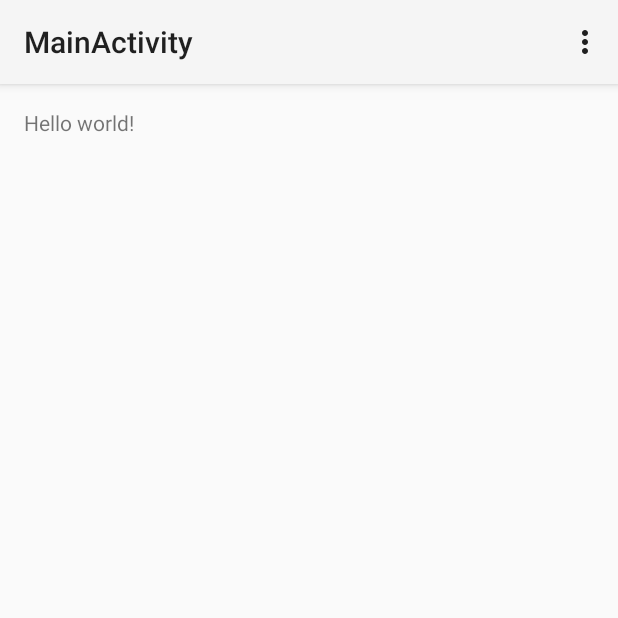
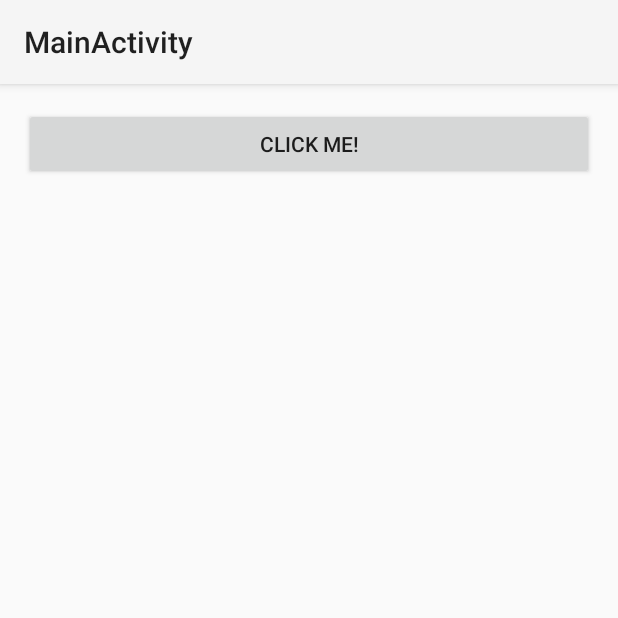
Before and after one commit to Alex-ua31/Home-Work-1, an Android app: the screen it shows after launch (MainActivity), on a phone screen of 412 x 824 dp, the top half of it. Run offline under Robolectric (Android 15) with nearby library versions, the phone set to English and light mode, and no system bars.

Commit message:
Add MainActivity

```diff
--- a/app/src/main/java/ua/ck/geekhub/oleksiilysenko/homework1lysenkoo/MainActivity.java
+++ b/app/src/main/java/ua/ck/geekhub/oleksiilysenko/homework1lysenkoo/MainActivity.java
@@ -10,7 +10,9 @@ import android.view.MenuItem;
 import android.view.View;
 import android.view.ViewGroup;
 import android.os.Build;
-
+import android.widget.Button;
+import android.widget.TextView;
+import android.widget.Toast;
 
 
 public class MainActivity extends Activity {
@@ -26,30 +28,12 @@ public class MainActivity extends Activity {
         }
     }
 
-
-    @Override
-    public boolean onCreateOptionsMenu(Menu menu) {
-        // Inflate the menu; this adds items to the action bar if it is present.
-        getMenuInflater().inflate(R.menu.main, menu);
-        return true;
-    }
-
-    @Override
-    public boolean onOptionsItemSelected(MenuItem item) {
-        // Handle action bar item clicks here. The action bar will
-        // automatically handle clicks on the Home/Up button, so long
-        // as you specify a parent activity in AndroidManifest.xml.
-        int id = item.getItemId();
-        if (id == R.id.action_settings) {
-            return true;
-        }
-        return super.onOptionsItemSelected(item);
-    }
-
     /**
      * A placeholder fragment containing a simple view.
      */
     public static class PlaceholderFragment extends Fragment {
+
+        Integer countClickButton;
 
         public PlaceholderFragment() {
         }
@@ -57,7 +41,14 @@ public class MainActivity extends Activity {
         @Override
         public View onCreateView(LayoutInflater inflater, ViewGroup container,
                 Bundle savedInstanceState) {
-            View rootView = inflater.inflate(R.layout.fragment_main, container, false);
+            final View rootView = inflater.inflate(R.layout.fragment_main, container, false);
+            final Button buttonClickMe = (Button) rootView.findViewById(R.id.button_click_me);
+
+            buttonClickMe.setOnClickListener(new View.OnClickListener() {
+                public void onClick(View v) {
+                    buttonClickMe.setEnabled(false);
+                }
+            });
             return rootView;
         }
     }
--- a/app/src/main/res/layout/fragment_main.xml
+++ b/app/src/main/res/layout/fragment_main.xml
@@ -8,9 +8,13 @@
     android:paddingBottom="@dimen/activity_vertical_margin"
     tools:context="ua.ck.geekhub.oleksiilysenko.homework1lysenkoo.MainActivity$PlaceholderFragment">
 
-    <TextView
-        android:text="@string/hello_world"
-        android:layout_width="wrap_content"
-        android:layout_height="wrap_content" />
+    <Button
+        android:layout_width="fill_parent"
+        android:layout_height="wrap_content"
+        android:text="@string/click_me"
+        android:id="@+id/button_click_me"
+        android:layout_alignParentTop="true"
+        android:layout_alignParentRight="true"
+        android:layout_alignParentEnd="true" />
 
 </RelativeLayout>
--- a/app/src/main/res/menu/main.xml
+++ /dev/null
@@ -1,8 +0,0 @@
-<menu xmlns:android="http://schemas.android.com/apk/res/android"
-    xmlns:tools="http://schemas.android.com/tools"
-    tools:context="ua.ck.geekhub.oleksiilysenko.homework1lysenkoo.MainActivity" >
-    <item android:id="@+id/action_settings"
-        android:title="@string/action_settings"
-        android:orderInCategory="100"
-        android:showAsAction="never" />
-</menu>
--- a/app/src/main/res/values/strings.xml
+++ b/app/src/main/res/values/strings.xml
@@ -3,7 +3,6 @@
 
     <string name="app_name">Home Work 1 Lysenko O</string>
     <string name="title_activity_main">MainActivity</string>
-    <string name="hello_world">Hello world!</string>
-    <string name="action_settings">Settings</string>
+    <string name="click_me">Click me!</string>
 
 </resources>
```
